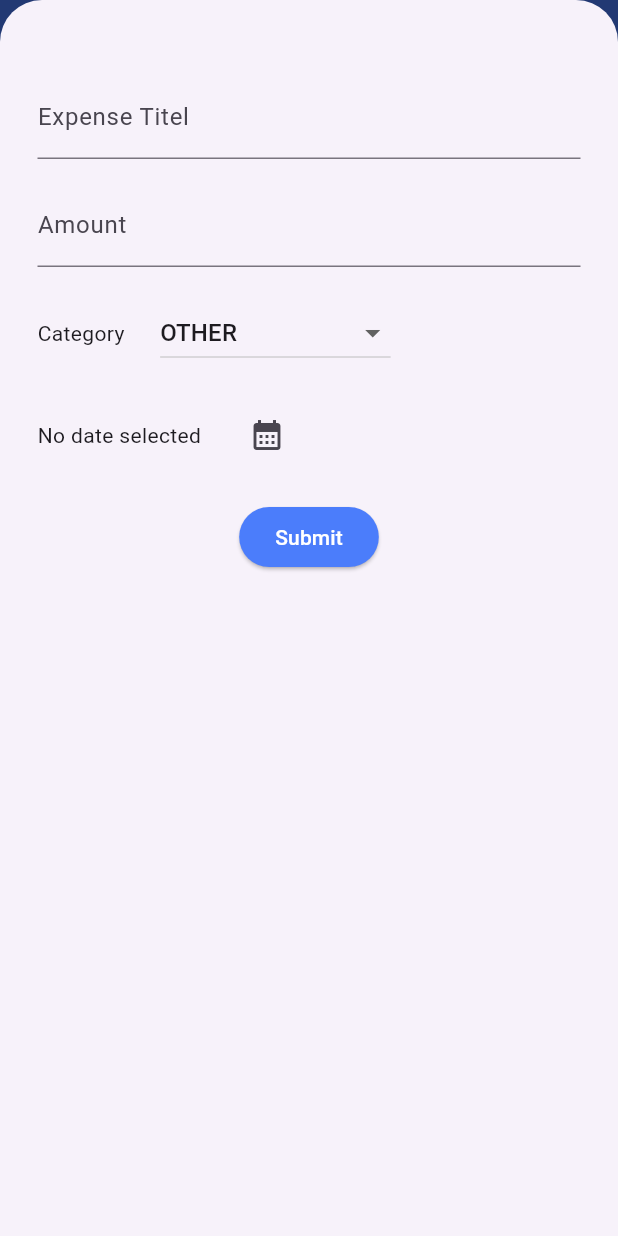
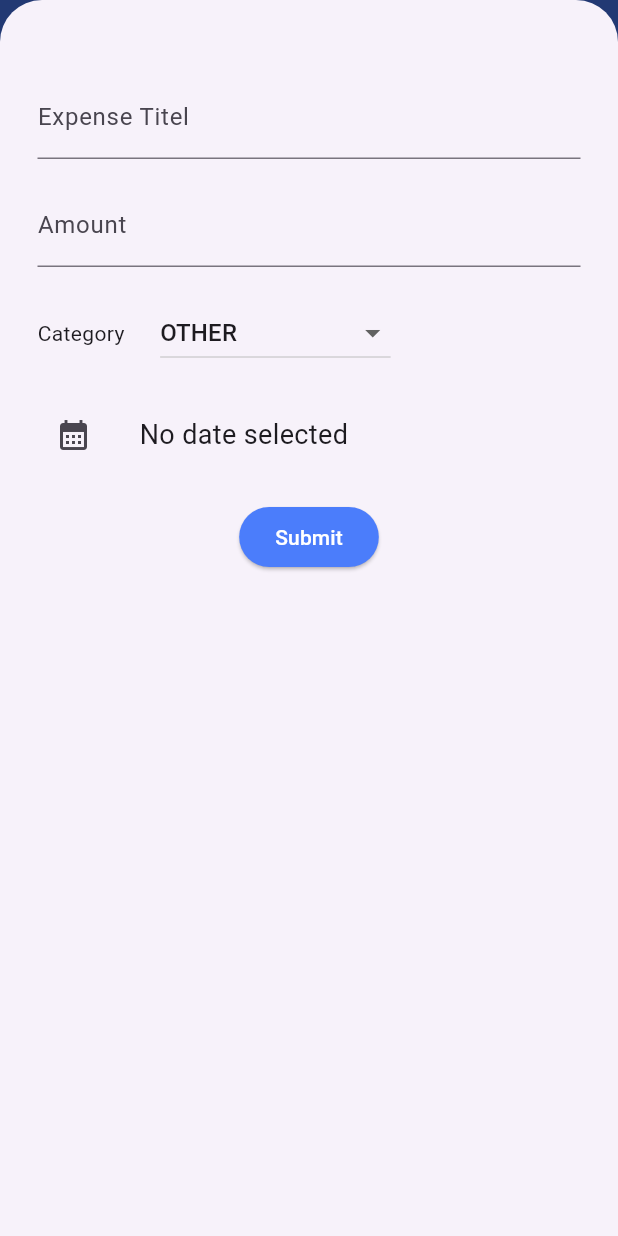
Before and after one commit to SamarthBagde/Expense-Tracker-App, a Flutter app: the screen it shows once a user with an empty profile is signed in, after a tap on "Add", on a phone screen of 412 x 824 dp. Run offline on Flutter 3.47's test engine with Material 3 defaults, Android fonts, the phone set to English and light mode, and no system bars; our stand-ins replace cloud_firestore, firebase_auth, firebase_core; accounts and stored records are empty.

Commit message:
password show option added

```diff
--- a/lib/screens/expenses_list.dart
+++ b/lib/screens/expenses_list.dart
@@ -1,11 +1,11 @@
 import 'package:cloud_firestore/cloud_firestore.dart';
 import 'package:expense_tracker/services/auth.dart';
 import 'package:flutter/material.dart';
-import 'package:expense_tracker/screens/expense.dart';
+import 'package:expense_tracker/widgets/expense.dart';
 
 class ExpensesList extends StatefulWidget {
-  ExpensesList({super.key, required this.sortInc});
-  bool sortInc;
+  const ExpensesList({super.key, required this.sortInc});
+  final bool sortInc;
   @override
   State<ExpensesList> createState() => _ExpensesListState();
 }
--- a/lib/screens/home.dart
+++ b/lib/screens/home.dart
@@ -1,5 +1,6 @@
-import 'package:expense_tracker/screens/add_expense.dart';
+import 'package:expense_tracker/widgets/add_expense.dart';
 import 'package:expense_tracker/screens/expenses_list.dart';
+import 'package:expense_tracker/widgets/my_drawer.dart';
 import 'package:expense_tracker/services/auth.dart';
 import 'package:flutter/material.dart';
 
@@ -39,9 +40,7 @@ class _HomePageState extends State<HomePage> {
           color: Colors.white,
         ),
       ),
-      drawer: const Drawer(
-        child: Text("hiiiiiiiii"),
-      ),
+      drawer: const MyDrawer(),
       appBar: AppBar(
         iconTheme: const IconThemeData(
           color: Colors.white,
--- a/lib/screens/login.dart
+++ b/lib/screens/login.dart
@@ -12,9 +12,16 @@ class _LoginState extends State<Login> {
   String email = '';
   String password = '';
   String error = '';
+  bool obsPassword = true;
 
   final AuthService _auth = AuthService();
   final _formKey = GlobalKey<FormState>();
+
+  void showPassword() {
+    setState(() {
+      obsPassword = !obsPassword;
+    });
+  }
 
   @override
   Widget build(BuildContext context) {
@@ -61,12 +68,21 @@ class _LoginState extends State<Login> {
                       height: 24,
                     ),
                     TextFormField(
-                      obscureText: true,
-                      decoration: const InputDecoration(
-                        border: OutlineInputBorder(),
+                      obscureText: obsPassword,
+                      decoration: InputDecoration(
+                        border: const OutlineInputBorder(),
                         // hintText: 'Password',
-                        label: Text("Password"),
-                        suffix: Icon(Icons.visibility),
+                        label: const Text("Password"),
+                        suffix: InkWell(
+                          onTap: showPassword,
+                          child: obsPassword
+                              ? const Icon(
+                                  Icons.visibility,
+                                )
+                              : const Icon(
+                                  Icons.visibility_off,
+                                ),
+                        ),
                       ),
                       validator: (value) => value!.length < 8
                           ? "Enter 8 char long password"
--- a/lib/screens/signup.dart
+++ b/lib/screens/signup.dart
@@ -13,6 +13,7 @@ class Signup extends StatefulWidget {
 
 class _SignupState extends State<Signup> {
   String error = '';
+  bool obsPassword = true;
 
   final TextEditingController _firstNameController = TextEditingController();
   final TextEditingController _lastNameController = TextEditingController();
@@ -29,6 +30,12 @@ class _SignupState extends State<Signup> {
     _emailController.dispose();
     _passwordCOntroller.dispose();
     super.dispose();
+  }
+
+  void showPassword() {
+    setState(() {
+      obsPassword = !obsPassword;
+    });
   }
 
   @override
@@ -96,12 +103,21 @@ class _SignupState extends State<Signup> {
                     ),
                     TextFormField(
                       controller: _passwordCOntroller,
-                      obscureText: true,
-                      decoration: const InputDecoration(
-                        border: OutlineInputBorder(),
+                      obscureText: obsPassword,
+                      decoration: InputDecoration(
+                        border: const OutlineInputBorder(),
                         // hintText: 'Password',
-                        label: Text("Password"),
-                        suffix: Icon(Icons.visibility),
+                        label: const Text("Password"),
+                        suffix: InkWell(
+                          onTap: showPassword,
+                          child: obsPassword
+                              ? const Icon(
+                                  Icons.visibility,
+                                )
+                              : const Icon(
+                                  Icons.visibility_off,
+                                ),
+                        ),
                       ),
                       validator: (value) => value!.length < 8
                           ? "Enter 8 char long password"
--- a/lib/services/database.dart
+++ b/lib/services/database.dart
@@ -1,4 +1,5 @@
 import 'package:cloud_firestore/cloud_firestore.dart';
+import 'package:expense_tracker/services/auth.dart';
 
 class Database {
   Database({required this.uid});
@@ -11,7 +12,7 @@ class Database {
       FirebaseFirestore.instance.collection('Users').doc(uid).set({
         'firstName': firstName,
         'lastName': lastName,
-        'eamil': email,
+        'email': email,
         'uid': uid
       });
     } catch (e) {
@@ -82,4 +83,8 @@ class Database {
       print(e.toString());
     }
   }
+
+  Future<DocumentSnapshot> getUserData() async {
+    return FirebaseFirestore.instance.collection('Users').doc(uid).get();
+  }
 }
--- a/lib/screens/add_expense.dart
+++ b/lib/widgets/add_expense.dart
@@ -128,17 +128,18 @@ class _AddExpenseState extends State<AddExpense> {
               ),
               Row(
                 children: [
+                  IconButton(
+                    onPressed: _datePicker,
+                    icon: const Icon(Icons.calendar_month),
+                  ),
+                  const SizedBox(
+                    width: 20,
+                  ),
                   Text(
                     _selectedDate == null
                         ? "No date selected"
                         : formatter.format(_selectedDate!),
-                  ),
-                  const SizedBox(
-                    width: 20,
-                  ),
-                  IconButton(
-                    onPressed: _datePicker,
-                    icon: const Icon(Icons.calendar_month),
+                    style: const TextStyle(fontSize: 18),
                   ),
                 ],
               ),
--- a/lib/screens/expense.dart
+++ b/lib/widgets/expense.dart
@@ -1,5 +1,5 @@
-import 'package:expense_tracker/screens/delete_expense.dart';
-import 'package:expense_tracker/screens/edit_expense.dart';
+import 'package:expense_tracker/widgets/delete_expense.dart';
+import 'package:expense_tracker/widgets/edit_expense.dart';
 import 'package:flutter/material.dart';
 
 class Expesnse extends StatelessWidget {
--- /dev/null
+++ b/lib/widgets/my_drawer.dart
@@ -0,0 +1,17 @@
+import 'package:expense_tracker/widgets/user_info.dart';
+import 'package:flutter/material.dart';
+
+class MyDrawer extends StatelessWidget {
+  const MyDrawer({super.key});
+
+  @override
+  Widget build(BuildContext context) {
+    return Drawer(
+        child: ListView(
+      padding: const EdgeInsets.only(top: 35, bottom: 35, right: 10, left: 10),
+      children: const [
+        UserInfo(),
+      ],
+    ));
+  }
+}
--- /dev/null
+++ b/lib/widgets/user_info.dart
@@ -0,0 +1,61 @@
+import 'package:expense_tracker/services/auth.dart';
+import 'package:expense_tracker/services/database.dart';
+import 'package:flutter/material.dart';
+
+class UserInfo extends StatefulWidget {
+  const UserInfo({super.key});
+
+  @override
+  State<UserInfo> createState() => _UserInfoState();
+}
+
+class _UserInfoState extends State<UserInfo> {
+  final AuthService _auth = AuthService();
+
+  @override
+  Widget build(BuildContext context) {
+    final Database db = Database(uid: _auth.getCurrentUid());
+
+    return FutureBuilder(
+        future: db.getUserData(),
+        builder: (ctx, snapshot) {
+          if (snapshot.connectionState == ConnectionState.waiting) {
+            return const Center(
+              child: CircularProgressIndicator(),
+            );
+          }
+          if (snapshot.hasError) {
+            return Text("Error: ${snapshot.error}");
+          }
+          if (snapshot.data != null) {
+            final userData = snapshot.data!.data() as Map<String, dynamic>;
+
+            return Card(
+              margin: const EdgeInsets.all(16),
+              elevation: 5,
+              child: Padding(
+                padding: const EdgeInsets.all(16.0),
+                child: Column(
+                  crossAxisAlignment: CrossAxisAlignment.start,
+                  children: [
+                    Text(
+                      "Welcome\n${userData['firstName']} ${userData['lastName']}",
+                      style: const TextStyle(
+                          fontSize: 18, fontWeight: FontWeight.bold),
+                    ),
+                    const SizedBox(height: 8),
+                    Text(
+                      "${userData['email']}",
+                      style: const TextStyle(fontSize: 16),
+                    ),
+                    const SizedBox(height: 8),
+                  ],
+                ),
+              ),
+            );
+          } else {
+            return const Text("No User Data!");
+          }
+        });
+  }
+}
```
Also changed, not shown: lib/widgets/delete_expense.dart (renamed from lib/screens/delete_expense.dart), lib/widgets/edit_expense.dart (renamed from lib/screens/edit_expense.dart).
